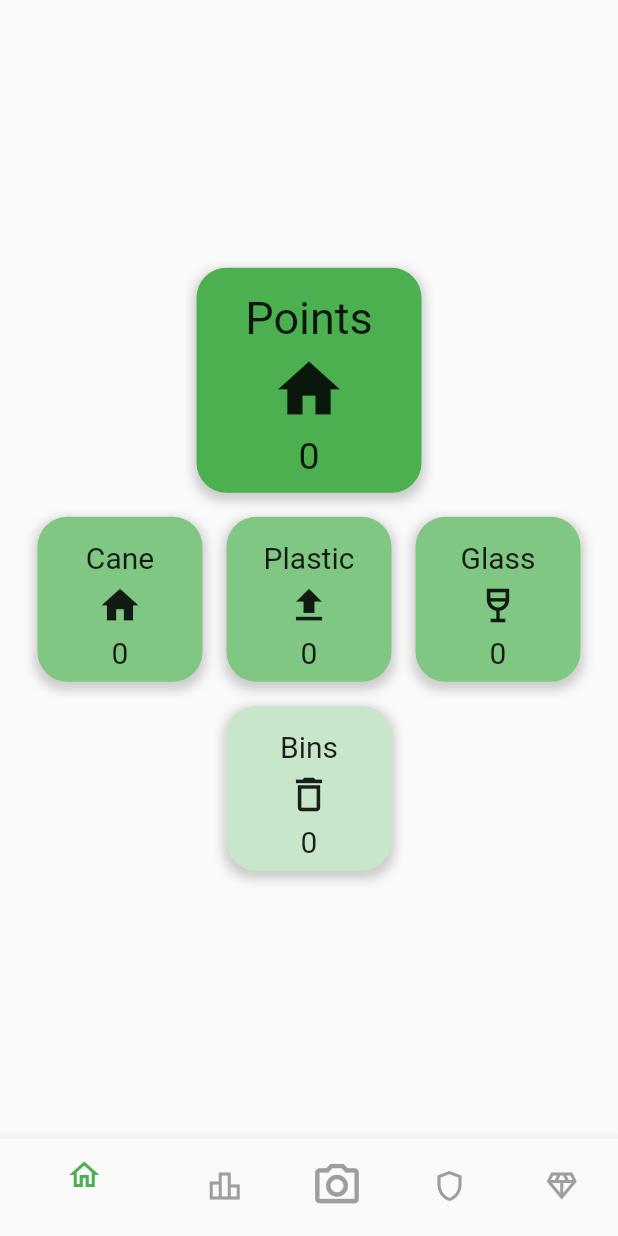
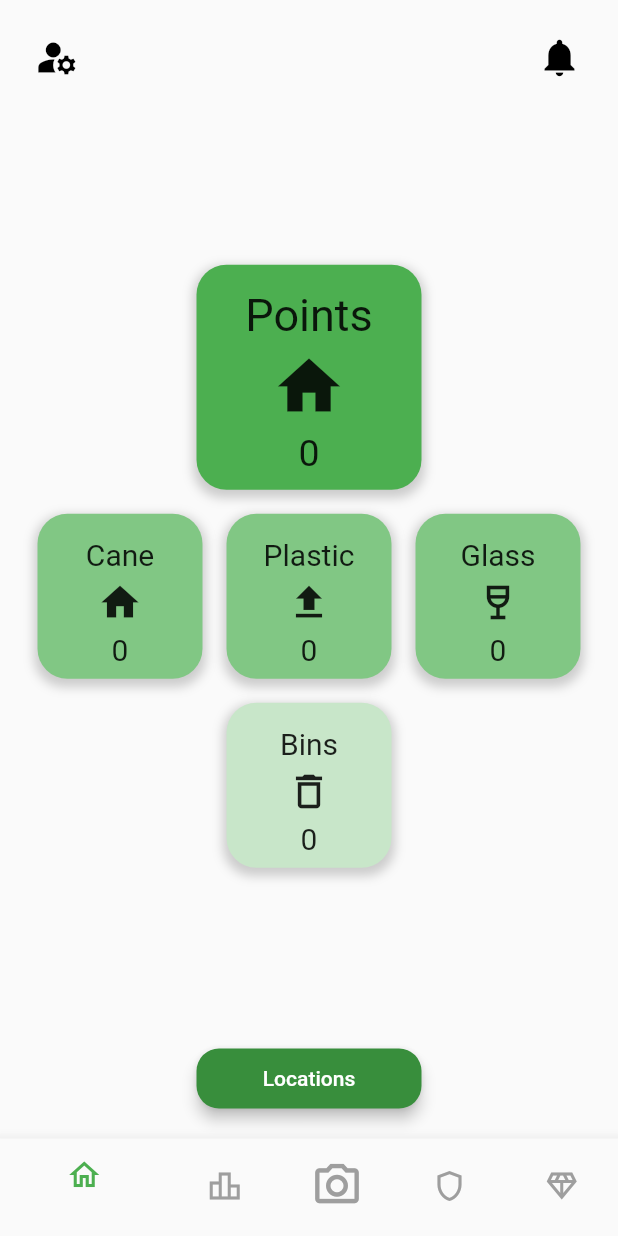
Before and after one commit to sandazz/waste_management_application, a Flutter app: the screen it shows after launch, on a phone screen of 412 x 824 dp. Run offline on Flutter 3.47's test engine with Material 2 defaults, Android fonts, the phone set to English and light mode, and no system bars; missing offline and left inert: flutter_barcode_scanner, mobile_scanner.

Commit message:
add all the home dashboard ui parts

```diff
--- a/lib/main.dart
+++ b/lib/main.dart
@@ -4,6 +4,7 @@ import 'package:waste_management_app/pages/LeaderBoard.dart';
 import 'package:waste_management_app/pages/Camera.dart';
 import 'package:waste_management_app/pages/Achievement.dart';
 import 'package:waste_management_app/pages/Rewards.dart';
+import 'pages/Account.dart';
 
 
 String name = '' ;
@@ -26,7 +27,7 @@ class _BottomNavigationExampleState extends State<BottomNavigationExample> {
     LeaderBoard(),
     Camera(),
     Achievement(),
-    Rewards()
+    Rewards(),
   ];
 
   void _onItemTapped(int index) {
@@ -39,6 +40,38 @@ class _BottomNavigationExampleState extends State<BottomNavigationExample> {
   @override
   Widget build(BuildContext context) {
     return Scaffold(
+      appBar: AppBar(
+        backgroundColor: Colors.transparent,
+        elevation: 0.0,
+        leading: Padding(
+          padding: EdgeInsets.all(15.0),
+          child: IconButton(
+            icon: Icon(
+              Icons.manage_accounts,
+              color: Colors.black,
+              size: 30.0,
+            ),
+            onPressed: () {// Handle leading icon press
+              Account();
+            },
+          ),
+        ),
+
+        actions: [
+          Padding(
+            padding: EdgeInsets.all(15.0),
+            child: IconButton(
+              icon: Icon(Icons.notifications,
+                color: Colors.black,
+                size: 30.0,
+              ),
+              onPressed: () {
+                // Handle second action icon press
+              },
+            ),
+          ),
+        ],
+      ),
       body: Center(child: _widgetOptions.elementAt(_selectedIndex)),
       bottomNavigationBar:BottomNavigationBar(
         items: const <BottomNavigationBarItem>[
--- /dev/null
+++ b/lib/pages/Account.dart
@@ -0,0 +1,18 @@
+import 'package:flutter/cupertino.dart';
+import 'package:flutter/material.dart';
+
+class Account extends StatefulWidget {
+  const Account({Key? key}) : super(key: key);
+
+  @override
+  State<Account> createState() => _AccountState();
+}
+
+class _AccountState extends State<Account> {
+
+  @override
+  Widget build(BuildContext context) {
+    print("hi");
+    return Text("account");
+  }
+}
--- a/lib/pages/Home.dart
+++ b/lib/pages/Home.dart
@@ -13,7 +13,10 @@ class _HomeState extends State<Home> {
   Widget build(BuildContext context) {
     return
         Scaffold(
-          body: Center(
+          body: Stack(
+              alignment: Alignment.bottomCenter,
+            children: [
+              Center(
                 child: Column(
                   mainAxisAlignment: MainAxisAlignment.center,
                   children: [
@@ -242,8 +245,28 @@ class _HomeState extends State<Home> {
                         ),
                       ),
                     ),
+                    SizedBox(height: 60.0,)
                   ],
                 ),
+              ),
+              Padding(
+                padding: EdgeInsets.only(bottom: 16.0), // Add padding to adjust the button's position
+                child: ElevatedButton(
+                  style: ElevatedButton.styleFrom(
+                    minimumSize: Size(150.0, 40.0),
+                    elevation: 4.0, // Set the elevation of the button
+                    backgroundColor: Colors.green[700], // Set the background color of the button
+                    shape: RoundedRectangleBorder(
+                      borderRadius: BorderRadius.circular(15.0), // Set the border radius of the button
+                    ),
+                  ),
+                  onPressed: () {
+                    // Handle button press
+                  },
+                  child: Text('Locations'),
+                ),
+              ),
+            ]
           ),
         )
       ;
```
Lines whose indentation alone changed are shown as unchanged.
